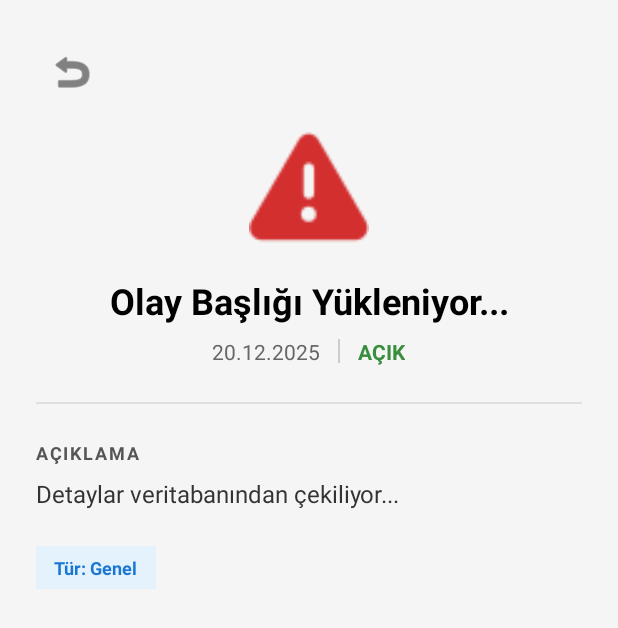
After one commit to alisemiz/Akilli_Kampus_Uygulamasi, an Android app: the fragment IncidentDetailFragment placed in its activity, on a phone screen of 412 x 824 dp. The commit adds this screen. Shown: the top 628 px of the screen. Run offline under Robolectric (Android 15) with nearby library versions, the phone set to English and light mode, and no system bars; our stand-ins replace Firebase (no records; nobody signed in at launch, a user with empty details on screens opened directly).

Commit message:
Harita (OSM) entegrasyonu, Detay Sayfası ve Liste ikon düzeltmeleri yapıldı

```diff
--- a/app/build.gradle.kts
+++ b/app/build.gradle.kts
@@ -59,4 +59,6 @@ dependencies {
     implementation("com.google.firebase:firebase-auth-ktx")
     implementation("com.google.firebase:firebase-firestore-ktx")
     implementation("com.google.firebase:firebase-storage-ktx")
+    // OpenStreetMap Kütüphanesi
+    implementation("org.osmdroid:osmdroid-android:6.1.16")
 }
--- /dev/null
+++ b/app/src/main/java/com/alisemiz/akilli_kampus_uygulamasi/ui/detail/IncidentDetailFragment.kt
@@ -0,0 +1,85 @@
+package com.alisemiz.akilli_kampus_uygulamasi.ui.detail
+
+import android.os.Bundle
+import android.view.LayoutInflater
+import android.view.View
+import android.view.ViewGroup
+import android.widget.Toast
+import androidx.fragment.app.Fragment
+import androidx.navigation.fragment.findNavController
+import com.alisemiz.akilli_kampus_uygulamasi.databinding.FragmentIncidentDetailBinding
+import com.google.firebase.Timestamp
+import com.google.firebase.firestore.FirebaseFirestore
+import java.text.SimpleDateFormat
+import java.util.Locale
+
+class IncidentDetailFragment : Fragment() {
+
+    private var _binding: FragmentIncidentDetailBinding? = null
+    private val binding get() = _binding!!
+    private val db = FirebaseFirestore.getInstance()
+
+    override fun onCreateView(
+        inflater: LayoutInflater, container: ViewGroup?,
+        savedInstanceState: Bundle?
+    ): View {
+        _binding = FragmentIncidentDetailBinding.inflate(inflater, container, false)
+        return binding.root
+    }
+
+    override fun onViewCreated(view: View, savedInstanceState: Bundle?) {
+        super.onViewCreated(view, savedInstanceState)
+
+        // 1. Gönderilen ID'yi yakala (Arguments üzerinden)
+        val incidentId = arguments?.getString("incidentId")
+
+        if (incidentId != null) {
+            verileriGetir(incidentId)
+        } else {
+            Toast.makeText(context, "Hata: Olay ID bulunamadı!", Toast.LENGTH_SHORT).show()
+            findNavController().popBackStack() // Geri dön
+        }
+
+        // Geri butonu
+        binding.btnBack.setOnClickListener {
+            findNavController().popBackStack()
+        }
+    }
+
+    private fun verileriGetir(id: String) {
+        db.collection("incidents").document(id).get()
+            .addOnSuccessListener { document ->
+                if (document.exists()) {
+                    // Verileri çek
+                    val title = document.getString("title")
+                    val description = document.getString("description")
+                    val type = document.getString("type")
+                    val status = document.getString("status")
+                    val timestamp = document.getTimestamp("timestamp")
+
+                    // Ekrana yaz
+                    binding.tvDetailTitle.text = title
+                    binding.tvDetailDescription.text = description
+                    binding.tvDetailType.text = "Tür: $type"
+                    binding.tvDetailStatus.text = status ?: "Bilinmiyor"
+
+                    // Tarihi formatla
+                    if (timestamp != null) {
+                        val date = timestamp.toDate()
+                        val format = SimpleDateFormat("dd MMMM yyyy, HH:mm", Locale("tr", "TR"))
+                        binding.tvDetailDate.text = format.format(date)
+                    }
+                } else {
+                    Toast.makeText(context, "Bu olay silinmiş olabilir.", Toast.LENGTH_SHORT).show()
+                }
+            }
+            .addOnFailureListener {
+                Toast.makeText(context, "Veri çekilemedi: ${it.message}", Toast.LENGTH_SHORT).show()
+            }
+    }
+
+    override fun onDestroyView() {
+        super.onDestroyView()
+        _binding = null
+    }
+}
--- a/app/src/main/java/com/alisemiz/akilli_kampus_uygulamasi/ui/home/HomeFragment.kt
+++ b/app/src/main/java/com/alisemiz/akilli_kampus_uygulamasi/ui/home/HomeFragment.kt
@@ -7,7 +7,9 @@ import android.view.ViewGroup
 import android.widget.Toast
 import androidx.appcompat.widget.SearchView
 import androidx.fragment.app.Fragment
+import androidx.navigation.fragment.findNavController
 import androidx.recyclerview.widget.LinearLayoutManager
+import com.alisemiz.akilli_kampus_uygulamasi.R
 import com.alisemiz.akilli_kampus_uygulamasi.data.model.Incident
 import com.alisemiz.akilli_kampus_uygulamasi.databinding.FragmentHomeBinding
 import com.google.firebase.firestore.FirebaseFirestore
@@ -37,11 +39,32 @@ class HomeFragment : Fragment() {
 
         setupRecyclerView()
         setupSearchView()
+
+        // Verileri çekme fonksiyonunu çağırıyoruz (Syntax hatası düzeltildi)
         verileriGetir()
+
+        // --- YENİ EKLENEN KISIM: HARİTA BUTONU ---
+        // xml dosyasında eklediğin id: btnOpenMap
+        binding.btnOpenMap.setOnClickListener {
+            // Nav graph üzerindeki id: mapFragment
+            findNavController().navigate(R.id.mapFragment)
+        }
     }
 
     private fun setupRecyclerView() {
-        adapter = IncidentAdapter(listOf())
+        // Adapter artık bizden bir "tıklama işlemi" bekliyor
+        adapter = IncidentAdapter(listOf()) { selectedId ->
+
+            // Tıklanınca yapılacak işlem:
+            // Bir paket (Bundle) oluştur ve ID'yi içine koy
+            val bundle = Bundle().apply {
+                putString("incidentId", selectedId)
+            }
+
+            // O paketle beraber Detay Sayfasına git
+            findNavController().navigate(R.id.incidentDetailFragment, bundle)
+        }
+
         binding.rvIncidents.layoutManager = LinearLayoutManager(context)
         binding.rvIncidents.adapter = adapter
     }
@@ -80,6 +103,7 @@ class HomeFragment : Fragment() {
                 val list = mutableListOf<Incident>()
                 value?.documents?.forEach { doc ->
                     doc.toObject(Incident::class.java)?.let {
+                        // Belge ID'sini de nesneye ekliyoruz ki tıklanınca detayına gidebilelim
                         list.add(it.copy(id = doc.id))
                     }
                 }
--- /dev/null
+++ b/app/src/main/res/layout/fragment_incident_detail.xml
@@ -0,0 +1,113 @@
+<?xml version="1.0" encoding="utf-8"?>
+<ScrollView xmlns:android="http://schemas.android.com/apk/res/android"
+    xmlns:app="http://schemas.android.com/apk/res-auto"
+    xmlns:tools="http://schemas.android.com/tools"
+    android:layout_width="match_parent"
+    android:layout_height="match_parent"
+    android:background="#F5F5F5">
+
+    <LinearLayout
+        android:layout_width="match_parent"
+        android:layout_height="wrap_content"
+        android:orientation="vertical"
+        android:padding="24dp">
+
+        <ImageButton
+            android:id="@+id/btnBack"
+            android:layout_width="48dp"
+            android:layout_height="48dp"
+            android:background="?attr/selectableItemBackgroundBorderless"
+            android:src="@android:drawable/ic_menu_revert"
+            android:contentDescription="Geri Dön"
+            app:tint="#333333" />
+
+        <ImageView
+            android:id="@+id/imgDetailIcon"
+            android:layout_width="80dp"
+            android:layout_height="80dp"
+            android:layout_gravity="center"
+            android:layout_marginTop="16dp"
+            android:layout_marginBottom="16dp"
+            android:src="@android:drawable/ic_dialog_alert"
+            app:tint="#D32F2F" />
+
+        <TextView
+            android:id="@+id/tvDetailTitle"
+            android:layout_width="match_parent"
+            android:layout_height="wrap_content"
+            android:text="Olay Başlığı Yükleniyor..."
+            android:textAlignment="center"
+            android:textColor="#000000"
+            android:textSize="24sp"
+            android:textStyle="bold" />
+
+        <LinearLayout
+            android:layout_width="match_parent"
+            android:layout_height="wrap_content"
+            android:layout_marginTop="8dp"
+            android:gravity="center"
+            android:orientation="horizontal">
+
+            <TextView
+                android:id="@+id/tvDetailDate"
+                android:layout_width="wrap_content"
+                android:layout_height="wrap_content"
+                android:text="20.12.2025"
+                android:textColor="#666666"
+                android:textSize="14sp" />
+
+            <View
+                android:layout_width="1dp"
+                android:layout_height="16dp"
+                android:layout_marginHorizontal="12dp"
+                android:background="#CCCCCC" />
+
+            <TextView
+                android:id="@+id/tvDetailStatus"
+                android:layout_width="wrap_content"
+                android:layout_height="wrap_content"
+                android:text="AÇIK"
+                android:textColor="#388E3C"
+                android:textStyle="bold" />
+        </LinearLayout>
+
+        <View
+            android:layout_width="match_parent"
+            android:layout_height="1dp"
+            android:layout_marginVertical="24dp"
+            android:background="#E0E0E0" />
+
+        <TextView
+            android:layout_width="match_parent"
+            android:layout_height="wrap_content"
+            android:text="AÇIKLAMA"
+            android:textColor="#555555"
+            android:textSize="12sp"
+            android:textStyle="bold"
+            android:letterSpacing="0.1" />
+
+        <TextView
+            android:id="@+id/tvDetailDescription"
+            android:layout_width="match_parent"
+            android:layout_height="wrap_content"
+            android:layout_marginTop="8dp"
+            android:lineSpacingExtra="6dp"
+            android:text="Detaylar veritabanından çekiliyor..."
+            android:textColor="#333333"
+            android:textSize="16sp" />
+
+        <TextView
+            android:id="@+id/tvDetailType"
+            android:layout_width="wrap_content"
+            android:layout_height="wrap_content"
+            android:layout_marginTop="24dp"
+            android:background="#E3F2FD"
+            android:paddingHorizontal="12dp"
+            android:paddingVertical="6dp"
+            android:text="Tür: Genel"
+            android:textColor="#1976D2"
+            android:textSize="12sp"
+            android:textStyle="bold" />
+
+    </LinearLayout>
+</ScrollView>
--- a/app/src/main/res/navigation/nav_graph.xml
+++ b/app/src/main/res/navigation/nav_graph.xml
@@ -52,5 +52,20 @@
         android:name="com.alisemiz.akilli_kampus_uygulamasi.ui.admin.AdminHomeFragment"
         android:label="Admin Panel"
         tools:layout="@layout/fragment_admin_home" />
+    <fragment
+        android:id="@+id/mapFragment"
+        android:name="com.alisemiz.akilli_kampus_uygulamasi.ui.map.MapFragment"
+        android:label="Kampüs Haritası"
+        tools:layout="@layout/fragment_map" />
+    <fragment
+        android:id="@+id/incidentDetailFragment"
+        android:name="com.alisemiz.akilli_kampus_uygulamasi.ui.detail.IncidentDetailFragment"
+        android:label="Olay Detayı"
+        tools:layout="@layout/fragment_incident_detail">
+
+        <argument
+            android:name="incidentId"
+            app:argType="string" />
+    </fragment>
 
 </navigation>
```
Also changed, not shown: app/src/main/AndroidManifest.xml (+7 -1 lines), app/src/main/java/com/alisemiz/akilli_kampus_uygulamasi/ui/home/IncidentAdapter.kt (+32 -21 lines), app/src/main/java/com/alisemiz/akilli_kampus_uygulamasi/ui/map/MapFragment.kt (added, +112 -0 lines), app/src/main/res/layout/fragment_home.xml (+18 -11 lines), app/src/main/res/layout/fragment_map.xml (added, +11 -0 lines), app/src/main/res/layout/item_incident.xml (+36 -38 lines).
